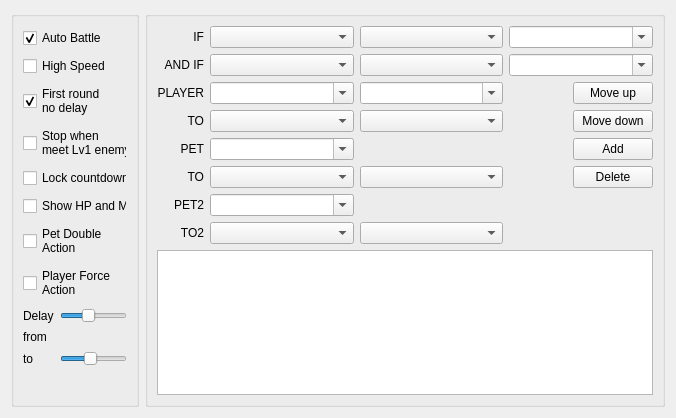
Qt form CGAssistant/autobattleform.ui (hzqst/CGAssistant) before a commit.
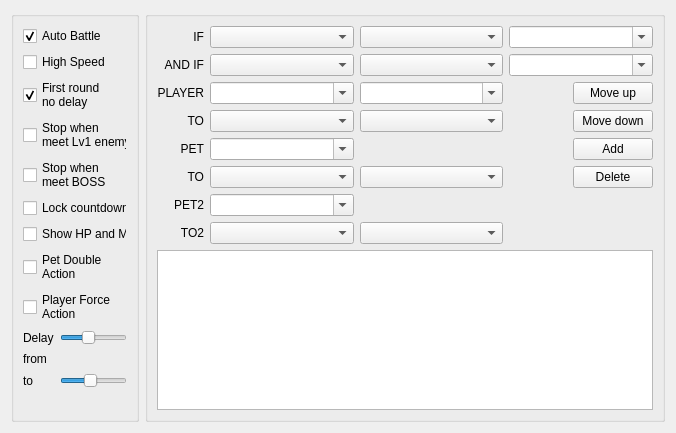
The same form after that commit.

Patch:
```diff
--- a/CGAssistant/autobattleform.ui
+++ b/CGAssistant/autobattleform.ui
@@ -101,6 +101,23 @@
         </property>
        </widget>
       </item>
+      <item>
+       <widget class="QCheckBox" name="checkBox_bossProtect">
+        <property name="sizePolicy">
+         <sizepolicy hsizetype="Preferred" vsizetype="Fixed">
+          <horstretch>0</horstretch>
+          <verstretch>0</verstretch>
+         </sizepolicy>
+        </property>
+        <property name="text">
+         <string>Stop when 
+meet BOSS</string>
+        </property>
+        <property name="checked">
+         <bool>false</bool>
+        </property>
+       </widget>
+      </item>
       <item>
        <widget class="QCheckBox" name="checkBox_lockCountdown">
         <property name="sizePolicy">
```
